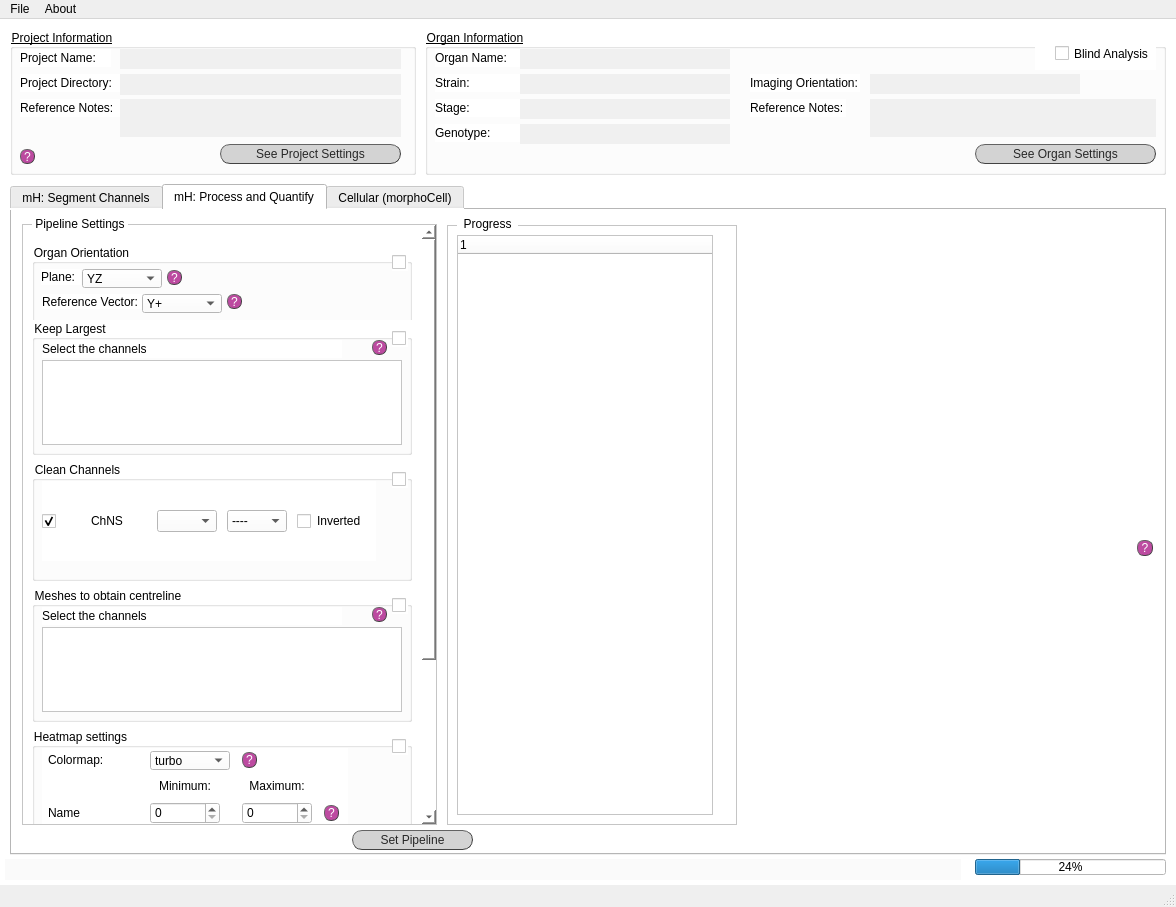
First picture: the form in main_window_screen.ui, repository jsanchez679/morphoHeart_rev, before the edit.
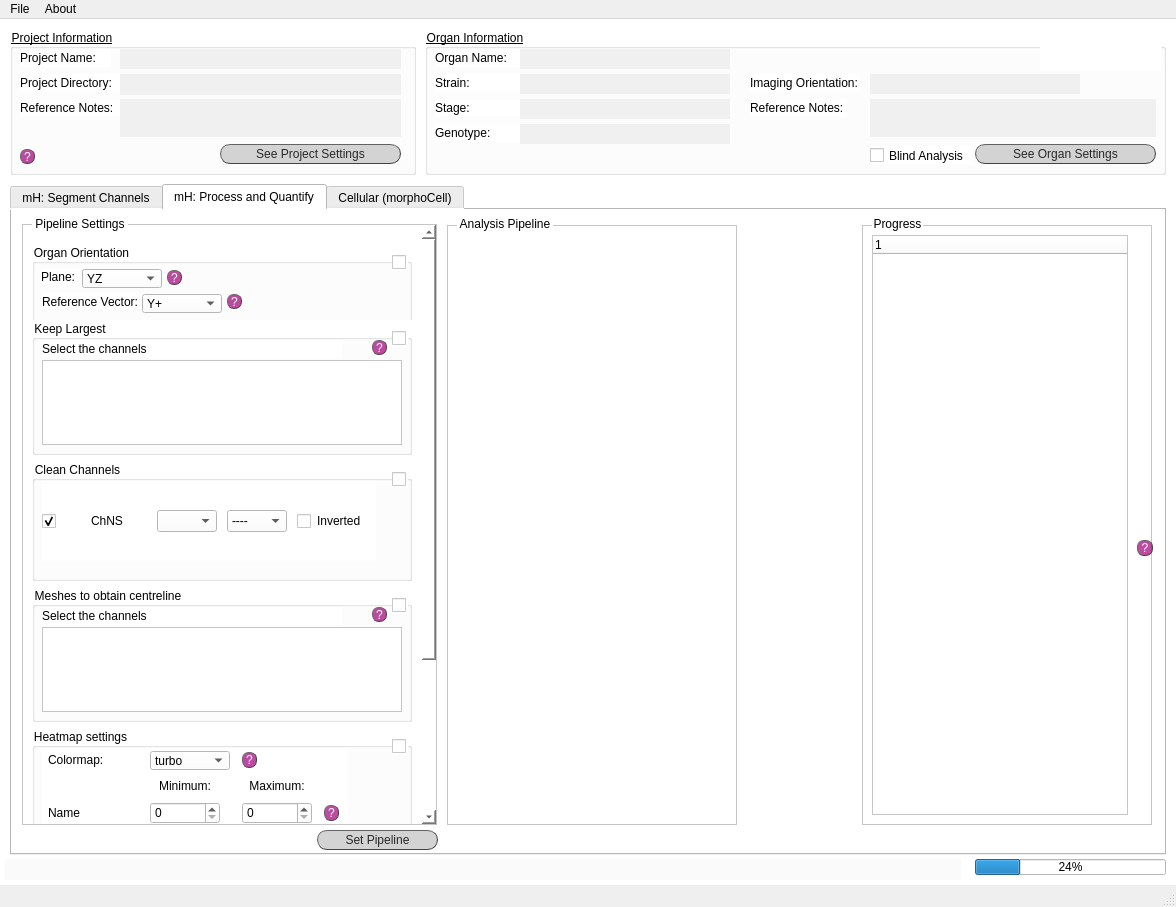
Second picture: the form after the edit.

```diff
--- a/main_window_screen.ui
+++ b/main_window_screen.ui
@@ -1492,15 +1492,18 @@
 font: 25 italic 10pt &quot;Calibri Light&quot;;</string>
        </property>
        <property name="text">
-        <string> Pipeline Settings</string>
+        <string>Pipeline Settings</string>
+       </property>
+       <property name="alignment">
+        <set>Qt::AlignCenter</set>
        </property>
       </widget>
       <widget class="QLabel" name="lab_proj_name_3">
        <property name="geometry">
         <rect>
-         <x>445</x>
+         <x>860</x>
          <y>5</y>
-         <width>61</width>
+         <width>51</width>
          <height>18</height>
         </rect>
        </property>
@@ -1509,13 +1512,16 @@
 font: 25 italic 10pt &quot;Calibri Light&quot;;</string>
        </property>
        <property name="text">
-        <string>  Progress</string>
+        <string>Progress</string>
+       </property>
+       <property name="alignment">
+        <set>Qt::AlignCenter</set>
        </property>
       </widget>
       <widget class="QScrollArea" name="scrollArea_2">
        <property name="geometry">
         <rect>
-         <x>435</x>
+         <x>850</x>
          <y>15</y>
          <width>290</width>
          <height>600</height>
@@ -1582,7 +1588,7 @@
       <widget class="QPushButton" name="button_set_orient_2">
        <property name="geometry">
         <rect>
-         <x>340</x>
+         <x>305</x>
          <y>620</y>
          <width>121</width>
          <height>20</height>
@@ -1651,12 +1657,85 @@
         <string>?</string>
        </property>
       </widget>
+      <widget class="QLabel" name="lab_proj_name_12">
+       <property name="geometry">
+        <rect>
+         <x>445</x>
+         <y>5</y>
+         <width>96</width>
+         <height>18</height>
+        </rect>
+       </property>
+       <property name="styleSheet">
+        <string notr="true">font: 25 10pt &quot;Calibri Light&quot;;
+font: 25 italic 10pt &quot;Calibri Light&quot;;</string>
+       </property>
+       <property name="text">
+        <string>Analysis Pipeline</string>
+       </property>
+       <property name="alignment">
+        <set>Qt::AlignCenter</set>
+       </property>
+      </widget>
+      <widget class="QScrollArea" name="scrollArea_3">
+       <property name="geometry">
+        <rect>
+         <x>435</x>
+         <y>15</y>
+         <width>290</width>
+         <height>600</height>
+        </rect>
+       </property>
+       <property name="sizePolicy">
+        <sizepolicy hsizetype="Fixed" vsizetype="Expanding">
+         <horstretch>0</horstretch>
+         <verstretch>0</verstretch>
+        </sizepolicy>
+       </property>
+       <property name="minimumSize">
+        <size>
+         <width>290</width>
+         <height>600</height>
+        </size>
+       </property>
+       <property name="maximumSize">
+        <size>
+         <width>290</width>
+         <height>600</height>
+        </size>
+       </property>
+       <property name="styleSheet">
+        <string notr="true">border-color: rgb(220, 220, 220);</string>
+       </property>
+       <property name="verticalScrollBarPolicy">
+        <enum>Qt::ScrollBarAsNeeded</enum>
+       </property>
+       <property name="horizontalScrollBarPolicy">
+        <enum>Qt::ScrollBarAlwaysOff</enum>
+       </property>
+       <property name="widgetResizable">
+        <bool>true</bool>
+       </property>
+       <widget class="QWidget" name="scrollAreaWidgetContents_3">
+        <property name="geometry">
+         <rect>
+          <x>0</x>
+          <y>0</y>
+          <width>288</width>
+          <height>598</height>
+         </rect>
+        </property>
+        <layout class="QVBoxLayout" name="verticalLayout_4"/>
+       </widget>
+      </widget>
       <zorder>scrollArea</zorder>
       <zorder>lab_proj_name_2</zorder>
       <zorder>scrollArea_2</zorder>
       <zorder>lab_proj_name_3</zorder>
       <zorder>button_set_orient_2</zorder>
       <zorder>q_orient_7</zorder>
+      <zorder>scrollArea_3</zorder>
+      <zorder>lab_proj_name_12</zorder>
      </widget>
      <widget class="QWidget" name="tab_mCell">
       <attribute name="title">
@@ -1709,7 +1788,7 @@
      <widget class="QLabel" name="mH_logo_XS_2">
       <property name="geometry">
        <rect>
-        <x>610</x>
+        <x>615</x>
         <y>10</y>
         <width>121</width>
         <height>31</height>
@@ -1989,8 +2068,8 @@
      <widget class="QCheckBox" name="cB_blind">
       <property name="geometry">
        <rect>
-        <x>630</x>
-        <y>15</y>
+        <x>445</x>
+        <y>117</y>
         <width>101</width>
         <height>19</height>
        </rect>
@@ -2017,6 +2096,21 @@
        <string>Blind Analysis</string>
       </property>
      </widget>
+     <zorder>lab_proj_name_7</zorder>
+     <zorder>lab_proj_name_8</zorder>
+     <zorder>lab_proj_name_9</zorder>
+     <zorder>lab_proj_name_11</zorder>
+     <zorder>lab_ref_notes_4</zorder>
+     <zorder>lab_filled_proj_name_8</zorder>
+     <zorder>lab_filled_proj_name_9</zorder>
+     <zorder>lab_filled_proj_name_10</zorder>
+     <zorder>lab_filled_proj_name_11</zorder>
+     <zorder>lab_ch1_3</zorder>
+     <zorder>lab_filled_ref_notes_4</zorder>
+     <zorder>lab_filled_proj_name_12</zorder>
+     <zorder>button_see_proj_settings_4</zorder>
+     <zorder>cB_blind</zorder>
+     <zorder>mH_logo_XS_2</zorder>
     </widget>
     <widget class="QProgressBar" name="progressBar">
      <property name="geometry">
```
